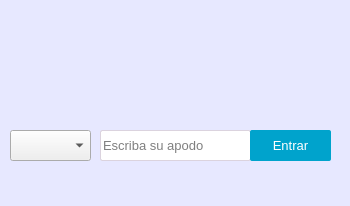
Above: desktop/InclusionDesktop/form.ui from Ampaex/inclusion before the change. Below: the same form after it.
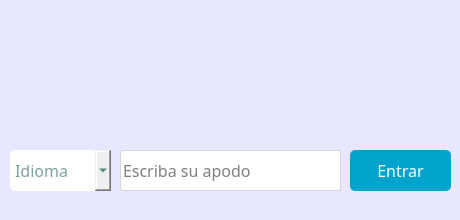
That is the form after the change. Icons and pictures are not drawn.

Diff of the .ui file:
```diff
--- a/desktop/InclusionDesktop/form.ui
+++ b/desktop/InclusionDesktop/form.ui
@@ -6,20 +6,20 @@
    <rect>
     <x>0</x>
     <y>0</y>
-    <width>350</width>
-    <height>206</height>
+    <width>460</width>
+    <height>220</height>
    </rect>
   </property>
   <property name="minimumSize">
    <size>
-    <width>350</width>
-    <height>206</height>
+    <width>460</width>
+    <height>220</height>
    </size>
   </property>
   <property name="maximumSize">
    <size>
-    <width>350</width>
-    <height>206</height>
+    <width>460</width>
+    <height>220</height>
    </size>
   </property>
   <property name="windowTitle">
@@ -31,22 +31,22 @@
   </property>
   <property name="styleSheet">
    <string notr="true">#Form{
-  background:rgb(231, 232, 255);
+	background-color : rgb(231, 232, 255);
 }</string>
   </property>
   <widget class="QPushButton" name="loginButton">
    <property name="geometry">
     <rect>
-     <x>250</x>
-     <y>130</y>
-     <width>81</width>
-     <height>31</height>
+     <x>350</x>
+     <y>150</y>
+     <width>101</width>
+     <height>41</height>
     </rect>
    </property>
    <property name="font">
     <font>
-     <family>Arial</family>
-     <pointsize>10</pointsize>
+     <family>Quicksand Medium</family>
+     <pointsize>12</pointsize>
     </font>
    </property>
    <property name="cursor">
@@ -56,7 +56,7 @@
     <string notr="true">QPushButton{
   background-color:rgb(0,163,204);
 color:white;
-border-radius:2px;
+border-radius:5px;
 }
 QPushButton:hover{
   background-color:rgb(0,163,204,70%);
@@ -72,16 +72,16 @@
   <widget class="QLineEdit" name="userName">
    <property name="geometry">
     <rect>
-     <x>100</x>
-     <y>130</y>
-     <width>151</width>
-     <height>31</height>
+     <x>120</x>
+     <y>150</y>
+     <width>221</width>
+     <height>41</height>
     </rect>
    </property>
    <property name="font">
     <font>
-     <family>Arial</family>
-     <pointsize>10</pointsize>
+     <family>Quicksand</family>
+     <pointsize>12</pointsize>
     </font>
    </property>
    <property name="styleSheet">
@@ -115,8 +115,8 @@
     <rect>
      <x>0</x>
      <y>0</y>
-     <width>351</width>
-     <height>91</height>
+     <width>461</width>
+     <height>121</height>
     </rect>
    </property>
    <property name="inputMethodHints">
@@ -136,17 +136,23 @@
    <property name="geometry">
     <rect>
      <x>10</x>
-     <y>130</y>
-     <width>81</width>
-     <height>31</height>
+     <y>150</y>
+     <width>101</width>
+     <height>41</height>
     </rect>
    </property>
    <property name="font">
     <font>
-     <family>Arial</family>
-     <pointsize>10</pointsize>
+     <family>Quicksand Medium</family>
+     <pointsize>12</pointsize>
     </font>
    </property>
+   <property name="styleSheet">
+    <string notr="true">#comboBox{
+	color: rgb(0, 70, 65);
+	border-radius: 5px;
+}</string>
+   </property>
    <property name="locale">
     <locale language="Spanish" country="Spain"/>
    </property>
```
Left out of the diff: 4 changed lines with no effect on the pictures.
